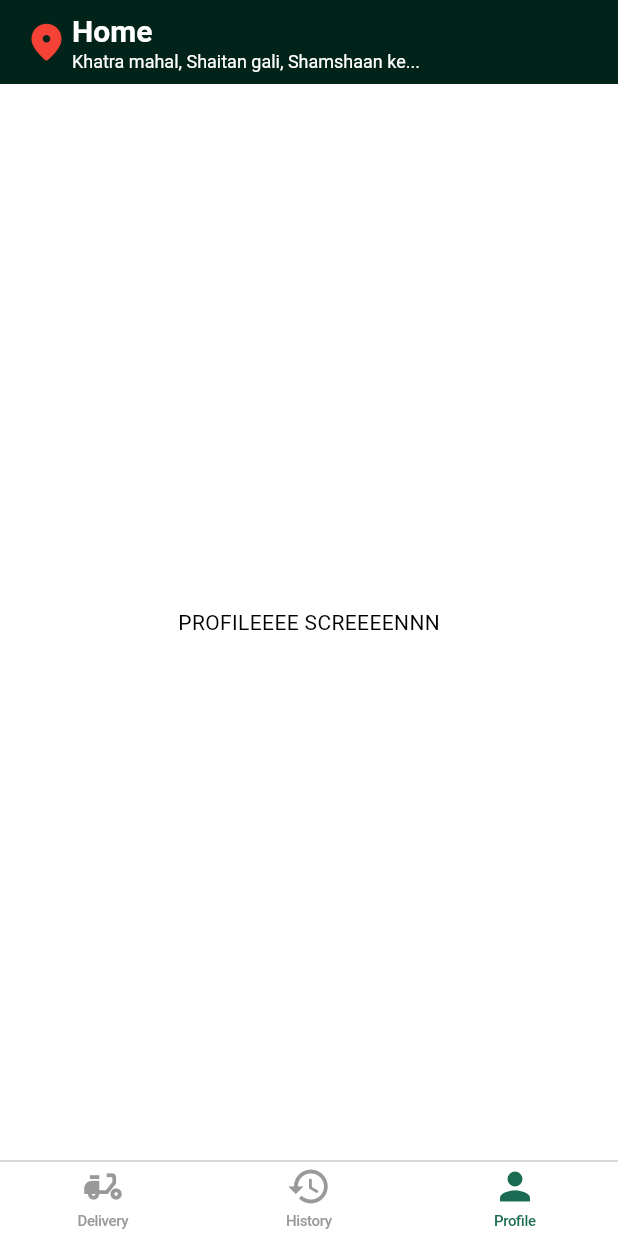
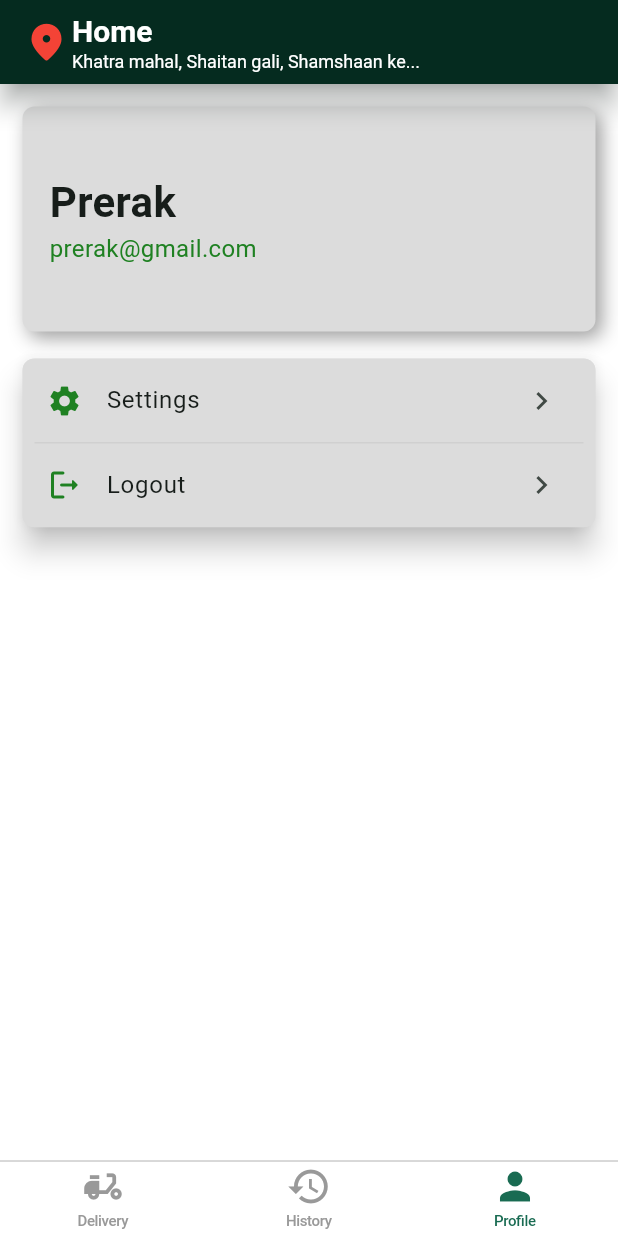
Before and after one commit to Prerak-J/JLDSSS_Customer_App, a Flutter app: the HomeScreen screen opened directly, swiped to page 3, on a phone screen of 412 x 824 dp. Run offline on Flutter 3.47's test engine with Material 3 defaults, Android fonts, the phone set to English and light mode, and no system bars; our stand-ins replace cloud_firestore, firebase_auth, firebase_core; accounts and stored records are empty.

Commit message:
Fourth Commit

```diff
--- a/lib/pages/home_page.dart
+++ b/lib/pages/home_page.dart
@@ -1,3 +1,4 @@
+import 'package:customer_app/pages/profile_page.dart';
 import 'package:customer_app/utils/colors.dart';
 import 'package:flutter/cupertino.dart';
 import 'package:flutter/material.dart';
@@ -43,6 +44,8 @@ class _HomeScreenState extends State<HomeScreen> {
     return Scaffold(
       backgroundColor: Colors.white,
       appBar: AppBar(
+        elevation: 7,
+        shadowColor: appBarGreen,
         backgroundColor: appBarGreen,
         automaticallyImplyLeading: false,
         title: const Row(
@@ -96,14 +99,7 @@ class _HomeScreenState extends State<HomeScreen> {
               ),
             ),
           ),
-          Center(
-            child: Text(
-              'PROFILEEEE SCREEEENNN',
-              style: TextStyle(
-                color: Colors.black,
-              ),
-            ),
-          ),
+          ProfileScreen(),
         ],
       ),
       bottomNavigationBar: CupertinoTabBar(
--- a/lib/pages/login_page.dart
+++ b/lib/pages/login_page.dart
@@ -130,7 +130,7 @@ class _LoginScreenState extends State<LoginScreen> {
                         : const Text(
                             'Log in',
                             style: TextStyle(
-                              color: Colors.black,
+                              color: tealColor,
                               fontWeight: FontWeight.w600,
                             ),
                           ),
--- /dev/null
+++ b/lib/pages/profile_page.dart
@@ -0,0 +1,166 @@
+import 'package:customer_app/pages/login_page.dart';
+import 'package:customer_app/resources/auth_methods.dart';
+import 'package:customer_app/utils/colors.dart';
+import 'package:customer_app/utils/utils.dart';
+import 'package:flutter/material.dart';
+
+class ProfileScreen extends StatefulWidget {
+  const ProfileScreen({super.key});
+
+  @override
+  State<ProfileScreen> createState() => _ProfileScreenState();
+}
+
+class _ProfileScreenState extends State<ProfileScreen> {
+  // bool _isLoading = false;
+  // final FirebaseAuth _auth = FirebaseAuth.instance;
+
+  void logoutUser() async {
+    String res = await AuthMethods().logoutUser();
+
+    if (context.mounted) {
+      if (res == "success") {
+        showSnackBar('Logged out', context);
+        Navigator.of(context).pushReplacement(
+          MaterialPageRoute(
+            builder: (context) => const LoginScreen(),
+          ),
+        );
+      } else {
+        showSnackBar(res, context);
+      }
+    }
+  }
+
+  @override
+  Widget build(BuildContext context) {
+    return Container(
+      padding: const EdgeInsets.all(15),
+      child: Column(
+        children: [
+          Container(
+            width: double.infinity,
+            alignment: Alignment.centerLeft,
+            height: 150,
+            padding: const EdgeInsets.symmetric(
+              horizontal: 18,
+              vertical: 8,
+            ),
+            decoration: const BoxDecoration(
+              borderRadius: BorderRadius.all(Radius.circular(8)),
+              boxShadow: [
+                BoxShadow(
+                  color: Colors.grey,
+                  blurRadius: 10.0,
+                  offset: Offset(4, 4),
+                ),
+              ],
+              color: Color.fromARGB(255, 220, 220, 220),
+            ),
+            child: const Column(
+              crossAxisAlignment: CrossAxisAlignment.start,
+              mainAxisAlignment: MainAxisAlignment.center,
+              children: [
+                Text(
+                  'Prerak',
+                  style: TextStyle(
+                    fontSize: 28,
+                    fontWeight: FontWeight.w600,
+                  ),
+                ),
+                Text(
+                  'prerak@gmail.com',
+                  style: TextStyle(
+                    fontSize: 16,
+                    color: Color.fromARGB(255, 31, 129, 34),
+                  ),
+                ),
+              ],
+            ),
+          ),
+          const SizedBox(height: 18),
+          Card(
+            margin: const EdgeInsets.all(0),
+            color: lightGrey,
+            surfaceTintColor: lightGrey,
+            elevation: 8,
+            shape: RoundedRectangleBorder(
+              borderRadius: BorderRadius.circular(8),
+            ),
+            child: Column(
+              children: [
+                ListTile(
+                  shape: RoundedRectangleBorder(
+                    borderRadius: BorderRadius.circular(8),
+                  ),
+                  tileColor: lightGrey,
+                  leading: const Icon(
+                    Icons.settings,
+                    color: Color.fromARGB(255, 31, 129, 34),
+                  ),
+                  title: const Text(
+                    'Settings',
+                  ),
+                  trailing: const Icon(Icons.keyboard_arrow_right),
+                  onTap: () {},
+                ),
+                Container(
+                  margin: const EdgeInsets.symmetric(horizontal: 8),
+                  width: double.infinity,
+                  height: 0.5,
+                  color: const Color.fromARGB(255, 196, 196, 196),
+                ),
+                ListTile(
+                  shape: RoundedRectangleBorder(
+                    borderRadius: BorderRadius.circular(8),
+                  ),
+                  tileColor: lightGrey,
+                  leading: const Icon(
+                    Icons.logout_rounded,
+                    color: Color.fromARGB(255, 31, 129, 34),
+                  ),
+                  title: const Text(
+                    'Logout',
+                  ),
+                  trailing: const Icon(Icons.keyboard_arrow_right),
+                  onTap: logoutUser,
+                ),
+              ],
+            ),
+          )
+        ],
+      ),
+    );
+  }
+}
+
+// InkWell(
+          //   onTap: logoutUser,
+          //   child: Container(
+          //     width: 150,
+          //     // height: 50,
+          //     alignment: Alignment.center,
+          //     padding: const EdgeInsets.symmetric(vertical: 12),
+          //     decoration: const ShapeDecoration(
+          //       shape: RoundedRectangleBorder(
+          //         borderRadius: BorderRadius.all(
+          //           Radius.circular(5),
+          //         ),
+          //       ),
+          //       color: darkRed,
+          //     ),
+          //     child: _isLoading
+          //         ? const Center(
+          //             child: CircularProgressIndicator(
+          //               color: Colors.white,
+          //             ),
+          //           )
+          //         : const Text(
+          //             'Log out',
+          //             style: TextStyle(
+          //               color: Colors.white,
+          //               fontWeight: FontWeight.w600,
+          //             ),
+          //           ),
+          //   ),
+          // ),
--- a/lib/resources/auth_methods.dart
+++ b/lib/resources/auth_methods.dart
@@ -55,4 +55,16 @@ class AuthMethods {
     }
     return res;
   }
+
+  //LOGOUT USER
+  Future<String> logoutUser() async {
+    String res = 'Some error occured';
+    try {
+      await _auth.signOut();
+      res = "success";
+    } catch (e) {
+      res = e.toString();
+    }
+    return res;
+  }
 }
--- a/lib/utils/colors.dart
+++ b/lib/utils/colors.dart
@@ -5,3 +5,6 @@ const blackGreen = Color.fromARGB(255, 0, 14, 0);
 const secondaryGreen = Color.fromARGB(255, 0, 40, 1);
 const lightGreen = Color.fromARGB(255, 202, 237, 203);
 const appBarGreen = Color.fromARGB(255, 2, 35, 25);
+const darkRed = Color.fromARGB(255, 80, 4, 0);
+const lightGrey = Color.fromARGB(255, 220, 220, 220);
+const parrotGreen = Color.fromARGB(255, 31, 129, 34);
--- a/lib/utils/utils.dart
+++ b/lib/utils/utils.dart
@@ -3,7 +3,8 @@ import 'package:flutter/material.dart';
 showSnackBar(String content, BuildContext context) {
   ScaffoldMessenger.of(context).showSnackBar(
     SnackBar(
-      content: Text(content),
+      backgroundColor: const Color.fromARGB(255, 201, 201, 201),
+      content: Text(content, style: const TextStyle(color: Colors.black),),
     ),
   );
 }
```
Also changed, not shown: 1 other file.
